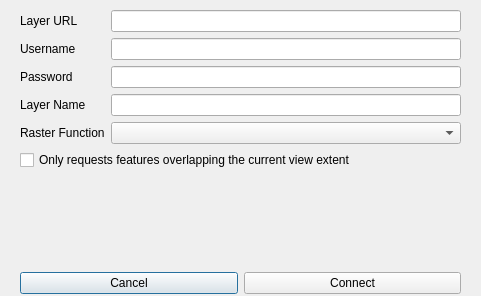
First picture: the form in arcgiscon_dialog_new.ui, repository havochvatten/ArcGISConnector-QGIS-Plugin, before the edit.
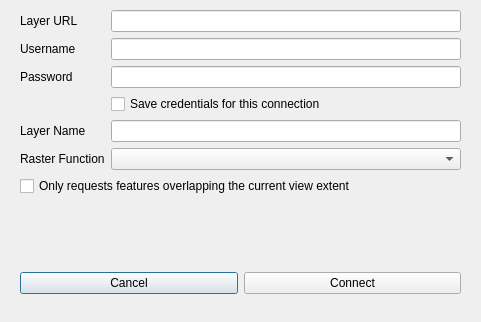
Second picture: the form after the edit. Icons and pictures are not drawn.

Commit message: Basic remember me added

Patch:
```diff
--- a/arcgiscon_dialog_new.ui
+++ b/arcgiscon_dialog_new.ui
@@ -7,7 +7,7 @@
     <x>0</x>
     <y>0</y>
     <width>481</width>
-    <height>296</height>
+    <height>322</height>
    </rect>
   </property>
   <property name="minimumSize">
@@ -49,6 +49,16 @@
         </property>
        </widget>
       </item>
+      <item row="18" column="0" colspan="2">
+       <widget class="QCheckBox" name="extentOnly">
+        <property name="text">
+         <string>Only requests features overlapping the current view extent</string>
+        </property>
+       </widget>
+      </item>
+      <item row="0" column="1">
+       <widget class="QLineEdit" name="layerUrlInput"/>
+      </item>
       <item row="1" column="0">
        <widget class="QLabel" name="usernameLabel">
         <property name="text">
@@ -56,10 +66,17 @@
         </property>
        </widget>
       </item>
-      <item row="5" column="1">
+      <item row="6" column="1">
        <widget class="QLineEdit" name="layerNameInput"/>
       </item>
-      <item row="5" column="0">
+      <item row="10" column="0">
+       <widget class="QLabel" name="rasterLabel">
+        <property name="text">
+         <string>Raster Function</string>
+        </property>
+       </widget>
+      </item>
+      <item row="6" column="0">
        <widget class="QLabel" name="label_4">
         <property name="text">
          <string>Layer Name</string>
@@ -69,19 +86,6 @@
       <item row="1" column="1">
        <widget class="QLineEdit" name="usernameInput"/>
       </item>
-      <item row="0" column="1">
-       <widget class="QLineEdit" name="layerUrlInput"/>
-      </item>
-      <item row="9" column="1">
-       <widget class="QComboBox" name="rasterComboBox"/>
-      </item>
-      <item row="17" column="0" colspan="2">
-       <widget class="QCheckBox" name="extentOnly">
-        <property name="text">
-         <string>Only requests features overlapping the current view extent</string>
-        </property>
-       </widget>
-      </item>
       <item row="4" column="1">
        <widget class="QLineEdit" name="passwordInput">
         <property name="echoMode">
@@ -89,10 +93,13 @@
         </property>
        </widget>
       </item>
-      <item row="9" column="0">
-       <widget class="QLabel" name="rasterLabel">
+      <item row="10" column="1">
+       <widget class="QComboBox" name="rasterComboBox"/>
+      </item>
+      <item row="5" column="1">
+       <widget class="QCheckBox" name="authCheckBox">
         <property name="text">
-         <string>Raster Function</string>
+         <string>Save credentials for this connection</string>
         </property>
        </widget>
       </item>
```
The commit also changes 2 other files.
